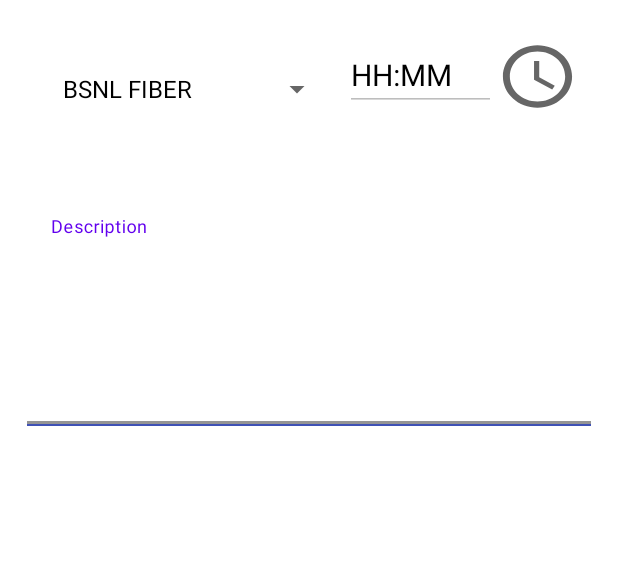
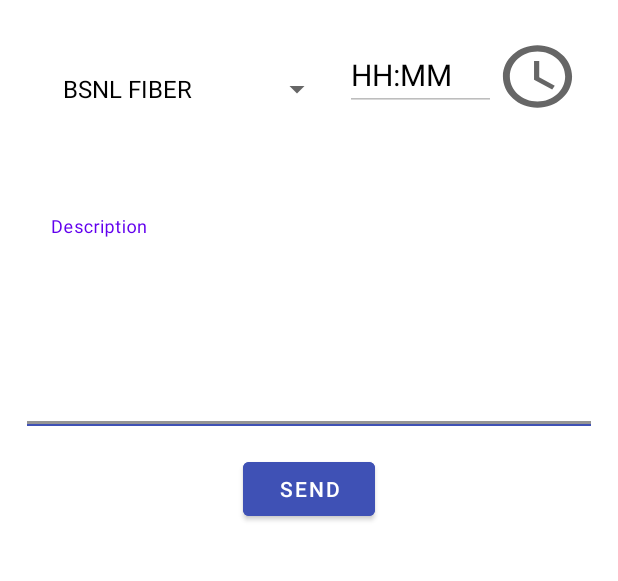
Before and after one commit to sanket08/RoyalTeleAdmin, an Android app: the screen it shows after launch (MainActivity), on a phone screen of 412 x 824 dp, the part 573-1154 px from its top. Run offline under Robolectric (Android 15) with nearby library versions, the phone set to English and light mode, and no system bars.

```diff
--- a/app/src/main/java/com/sanket/royalteleadmin/MainActivity.java
+++ b/app/src/main/java/com/sanket/royalteleadmin/MainActivity.java
@@ -2,12 +2,14 @@ package com.sanket.royalteleadmin;
 
 import androidx.appcompat.app.AppCompatActivity;
 
+import android.app.AlertDialog;
 import android.app.TimePickerDialog;
 import android.graphics.drawable.AnimationDrawable;
 import android.os.Bundle;
 import android.view.View;
 import android.widget.AdapterView;
 import android.widget.ArrayAdapter;
+import android.widget.Button;
 import android.widget.EditText;
 import android.widget.ImageButton;
 import android.widget.RelativeLayout;
@@ -20,17 +22,21 @@ public class MainActivity extends AppCompatActivity implements AdapterView.OnIte
 
     String[] services={"BSNL FIBER","RAIL WIRE"};
     ImageButton imageButton;
-    EditText editText;
+    Button submit;
+    EditText editText,content;
+    Spinner serve;
+    String time , title;
 
     @Override
     protected void onCreate(Bundle savedInstanceState) {
         super.onCreate(savedInstanceState);
         setContentView(R.layout.activity_main);
-        Spinner serve =(Spinner) findViewById(R.id.spinner);
+       serve =(Spinner) findViewById(R.id.spinner);
         serve.setOnItemSelectedListener(this);
         ArrayAdapter service = new ArrayAdapter(this, androidx.appcompat.R.layout.support_simple_spinner_dropdown_item,services);
         serve.setAdapter(service);
         editText=(EditText) findViewById(R.id.editTextTime);
+        content=(EditText)findViewById(R.id.desc);
         imageButton=(ImageButton) findViewById(R.id.pick);
         imageButton.setOnClickListener(new View.OnClickListener() {
             @Override
@@ -39,14 +45,28 @@ public class MainActivity extends AppCompatActivity implements AdapterView.OnIte
             }
         });
 
+        submit=findViewById(R.id.submit);
+        submit.setOnClickListener(new View.OnClickListener() {
+            @Override
+            public void onClick(View view) {
+                alertDialoge();
+            }
+        });
+
+
+
 
 
 
 
     }
 
+
+
     @Override
     public void onItemSelected(AdapterView<?> adapterView, View view, int i, long l) {
+        title =serve.getSelectedItem().toString();
+
 
     }
 
@@ -74,10 +94,21 @@ public class MainActivity extends AppCompatActivity implements AdapterView.OnIte
                 this.selectedHour = selectedHour;
                 this.selectedMinute = selectedMinute;
                 editText.setText(selectedHour+":"+selectedMinute);
+                time= editText.getText().toString();
+
 
 
             }
         }, hour, minute, false);
         timePickerDialog.show();
     }
+    private void alertDialoge() {
+        AlertDialog.Builder builder= new AlertDialog.Builder(this);
+        builder.setTitle(title + "at"+ time);
+        builder.setMessage(content.getText());
+        AlertDialog alertDialog = builder.create();
+        alertDialog.show();
+
+
+    }
 }
--- a/app/src/main/res/layout/activity_main.xml
+++ b/app/src/main/res/layout/activity_main.xml
@@ -16,6 +16,7 @@
             android:layout_height="150dp"
             android:layout_centerHorizontal="true"
             android:layout_above="@id/topPanel"
+            android:elevation="10dp"
             android:src="@drawable/ic_launcher_foreground"/>
 
 
@@ -66,6 +67,7 @@
         android:layout_margin="18dp"
         app:boxStrokeColor="@color/blue"
         app:boxStrokeWidth="3dp"
+        android:id="@+id/downpanel"
         app:boxStrokeWidthFocused="1dp"
         android:background="@color/white">
 
@@ -73,8 +75,19 @@
             <com.google.android.material.textfield.TextInputEditText
                 android:layout_width="match_parent"
                 android:layout_height="match_parent"
+                android:id="@+id/desc"
                 android:hint="Description"
                 android:background="@android:color/transparent"/>
     </com.google.android.material.textfield.TextInputLayout>
+    <Button
+        android:layout_width="wrap_content"
+        android:layout_height="wrap_content"
+        android:backgroundTint="@color/blue"
+        android:text="Send"
+        android:id="@+id/submit"
+        android:layout_below="@id/downpanel"
+        android:layout_centerHorizontal="true"/>
+
+
 
 </RelativeLayout>
```
